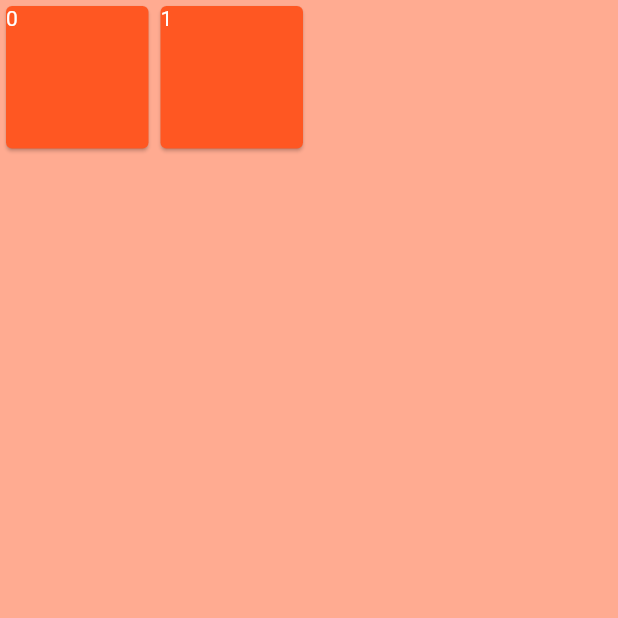
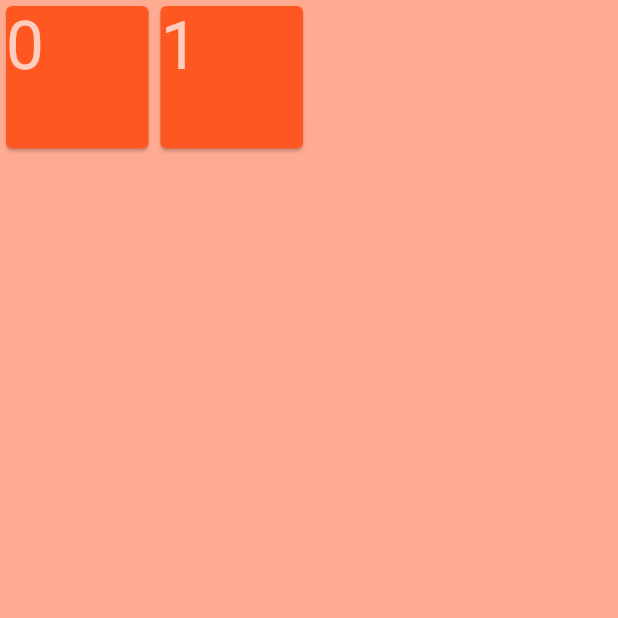
Before and after one commit to OliverCulleyDeLange/ctw_flutter, a Flutter app: the screen it shows after launch, on a phone screen of 412 x 824 dp, the top half of it. Run offline on Flutter 3.47's test engine with Material 2 defaults, Android fonts, the phone set to English and light mode, and no system bars.

Commit message:
Make challenge number big

```diff
--- a/lib/screens/widgets/challenge-tile.dart
+++ b/lib/screens/widgets/challenge-tile.dart
@@ -42,7 +42,10 @@ class _ChallengeTileState extends State<ChallengeTile>
               color: _colorTween.value,
               child: Text(
                 widget.index.toString(),
-                style: Theme.of(context).textTheme.body1,
+                style: Theme
+                    .of(context)
+                    .textTheme
+                    .display2,
               ),
             );
           },
--- a/lib/theme.dart
+++ b/lib/theme.dart
@@ -35,7 +35,7 @@ ThemeData getTheme() {
 //        unselectedLabelColor: primary
 //    ),
     textTheme: typography.copyWith(
-      body1: typography.body1.copyWith(fontWeight: FontWeight.w300),
+      display2: typography.display2.copyWith(fontWeight: FontWeight.w200),
     ),
 //    accentTextTheme: Typography.whiteMountainView.copyWith(
 //      display2: TextStyle(fontWeight: FontWeight.w100),
```
